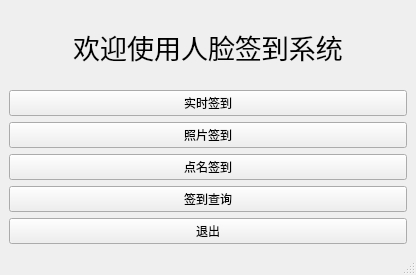
First picture: the form in myUI/Teacher_Form.ui, repository Seris-Gas-Company/Face-check-in-system, before the edit.
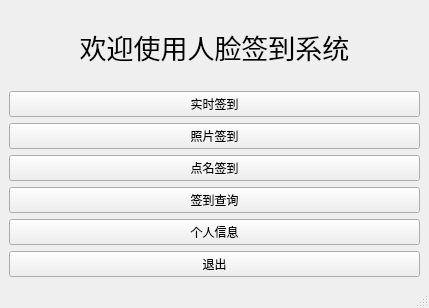
Second picture: the form after the edit. Icons and pictures are not drawn.

```diff
--- a/myUI/Teacher_Form.ui
+++ b/myUI/Teacher_Form.ui
@@ -6,8 +6,8 @@
    <rect>
     <x>0</x>
     <y>0</y>
-    <width>416</width>
-    <height>275</height>
+    <width>429</width>
+    <height>308</height>
    </rect>
   </property>
   <property name="sizePolicy">
@@ -68,6 +68,13 @@
       </property>
      </widget>
     </item>
+    <item>
+     <widget class="QPushButton" name="pushButton_6">
+      <property name="text">
+       <string>个人信息</string>
+      </property>
+     </widget>
+    </item>
     <item>
      <widget class="QPushButton" name="pushButton_5">
       <property name="text">
```
Left out of the diff: 109 changed lines with no effect on the pictures.
